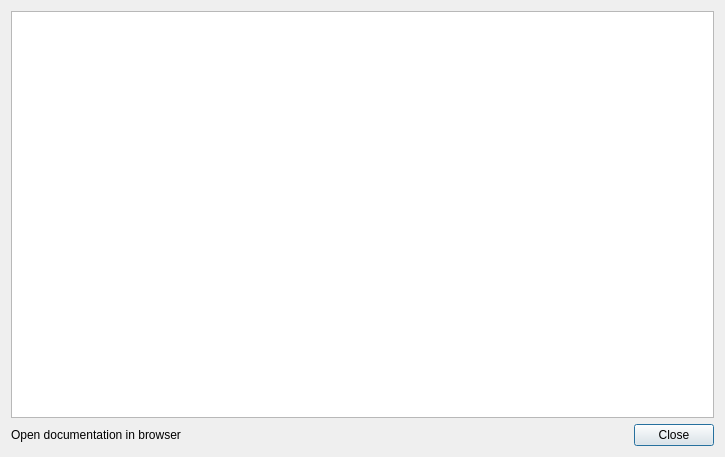
This is ui/scripting_documentation_dialog.ui in metabrainz/picard as Qt 5 draws it before an edit. The edited form follows.
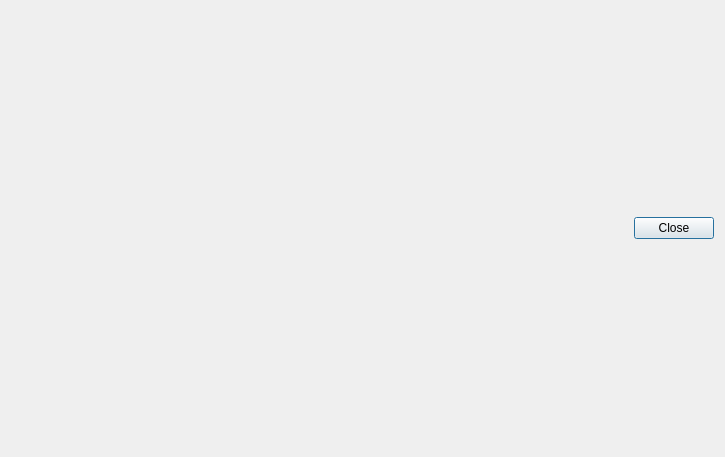
This is the edited form.

Commit message: Use custom widget for documentation display from scriping options page

The edit to the form file:
```diff
--- a/ui/scripting_documentation_dialog.ui
+++ b/ui/scripting_documentation_dialog.ui
@@ -22,40 +22,11 @@
   <property name="modal">
    <bool>false</bool>
   </property>
-  <layout class="QGridLayout" name="gridLayout">
-   <item row="0" column="0" colspan="2">
-    <widget class="QTextBrowser" name="textBrowser">
-     <property name="sizePolicy">
-      <sizepolicy hsizetype="Expanding" vsizetype="Expanding">
-       <horstretch>1</horstretch>
-       <verstretch>1</verstretch>
-      </sizepolicy>
-     </property>
-     <property name="openExternalLinks">
-      <bool>true</bool>
-     </property>
-    </widget>
+  <layout class="QVBoxLayout" name="verticalLayout">
+   <item>
+    <layout class="QVBoxLayout" name="documentation_layout"/>
    </item>
-   <item row="1" column="0">
-    <widget class="QLabel" name="scripting_doc_link">
-     <property name="sizePolicy">
-      <sizepolicy hsizetype="Expanding" vsizetype="Preferred">
-       <horstretch>0</horstretch>
-       <verstretch>0</verstretch>
-      </sizepolicy>
-     </property>
-     <property name="text">
-      <string>Open documentation in browser</string>
-     </property>
-     <property name="wordWrap">
-      <bool>true</bool>
-     </property>
-     <property name="openExternalLinks">
-      <bool>true</bool>
-     </property>
-    </widget>
-   </item>
-   <item row="1" column="1">
+   <item>
     <widget class="QDialogButtonBox" name="buttonBox">
      <property name="orientation">
       <enum>Qt::Horizontal</enum>
```
The commit also changes 2 other files.
